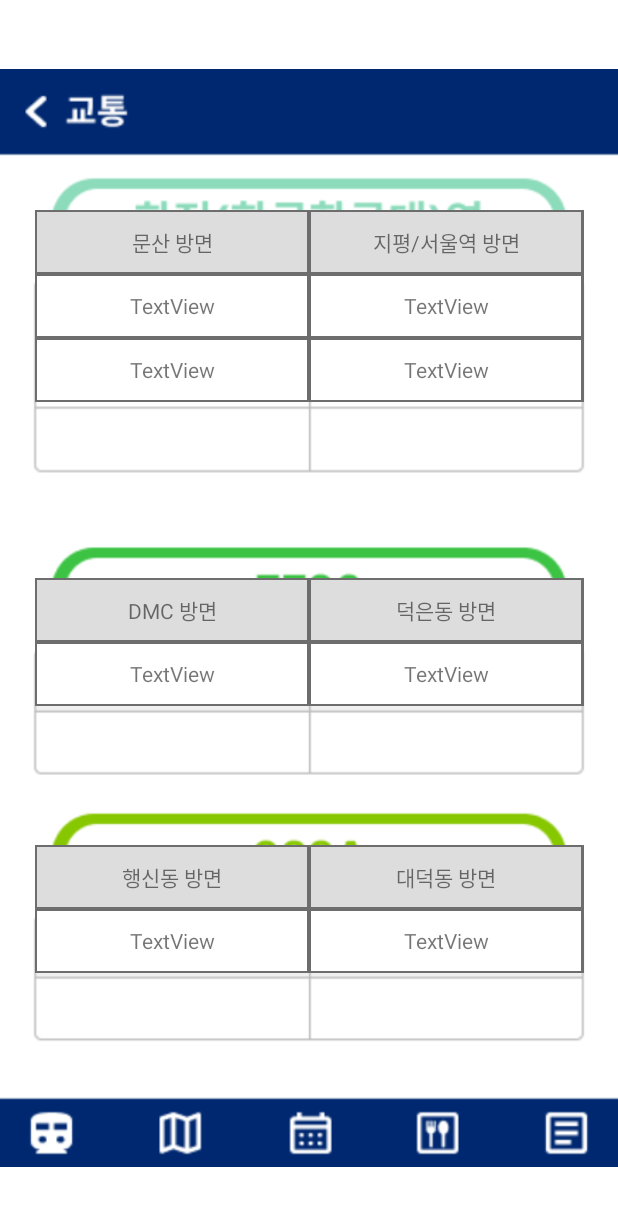
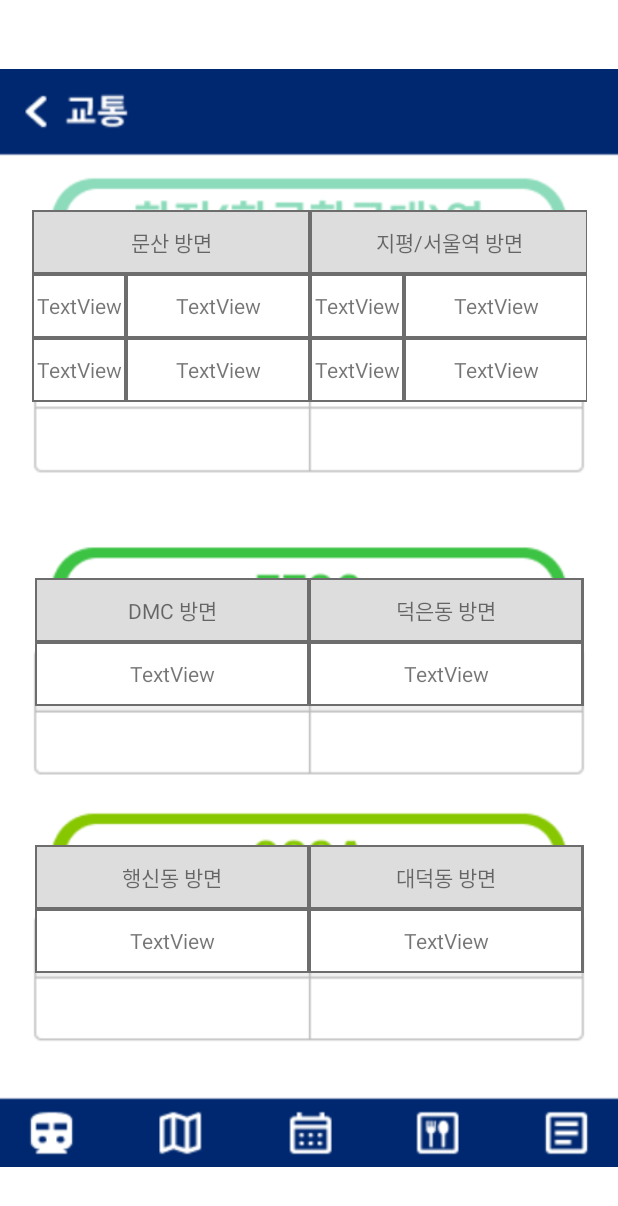
Before and after one commit to simson0524/KAUHelper, an Android app: the layout transportation_main.xml on its own in the app's theme, with its tools: preview values and no code run, on a phone screen of 412 x 824 dp. Shown: the top 1206 px of the screen. Run offline under Robolectric (Android 15) with nearby library versions, the phone set to English and light mode, and no system bars.

Commit message:
front start2

```diff
--- a/app/src/main/res/layout/transportation_main.xml
+++ b/app/src/main/res/layout/transportation_main.xml
@@ -14,7 +14,7 @@
 
     <TableLayout
         android:id="@+id/table_subway"
-        android:layout_width="366dp"
+        android:layout_width="370dp"
         android:layout_height="wrap_content"
         android:layout_marginTop="140dp"
         app:layout_constraintEnd_toEndOf="parent"
@@ -52,9 +52,36 @@
             android:background="#6E6D6D"
             android:gravity="center">
 
+            <TableRow
+                android:layout_width="match_parent"
+                android:layout_height="match_parent">
+
                 <TextView
-                android:id="@+id/txt_sub10"
-                android:layout_width="wrap_content"
+                    android:id="@+id/textView13"
+                    android:layout_width="60dp"
+                    android:layout_height="match_parent"
+                    android:layout_margin="1dp"
+                    android:background="#FFFFFF"
+                    android:gravity="center"
+                    android:text="TextView" />
+
+                <TextView
+                    android:id="@+id/textView14"
+                    android:layout_width="120dp"
+                    android:layout_height="match_parent"
+                    android:layout_margin="1dp"
+                    android:background="#FFFFFF"
+                    android:gravity="center"
+                    android:text="TextView" />
+            </TableRow>
+
+            <TableRow
+                android:layout_width="match_parent"
+                android:layout_height="match_parent">
+
+                <TextView
+                    android:id="@+id/txt_sub11"
+                    android:layout_width="60dp"
                     android:layout_height="40dp"
                     android:layout_margin="1dp"
                     android:background="#FFFFFF"
@@ -62,8 +89,40 @@
                     android:text="TextView" />
 
                 <TextView
-                android:id="@+id/txt_sub11"
-                android:layout_width="wrap_content"
+                    android:id="@+id/txt_sub10"
+                    android:layout_width="120dp"
+                    android:layout_height="40dp"
+                    android:layout_margin="1dp"
+                    android:background="#FFFFFF"
+                    android:gravity="center"
+                    android:text="TextView" />
+
+            </TableRow>
+
+        </TableRow>
+
+        <TableRow
+            android:layout_width="match_parent"
+            android:layout_height="match_parent"
+            android:background="#6E6D6D"
+            android:gravity="center">
+
+            <TableRow
+                android:layout_width="match_parent"
+                android:layout_height="match_parent" >
+
+                <TextView
+                    android:id="@+id/txt_sub21"
+                    android:layout_width="60dp"
+                    android:layout_height="40dp"
+                    android:layout_margin="1dp"
+                    android:background="#FFFFFF"
+                    android:gravity="center"
+                    android:text="TextView" />
+
+                <TextView
+                    android:id="@+id/txt_sub20"
+                    android:layout_width="120dp"
                     android:layout_height="40dp"
                     android:layout_margin="1dp"
                     android:background="#FFFFFF"
@@ -73,27 +132,27 @@
 
             <TableRow
                 android:layout_width="match_parent"
-            android:layout_height="match_parent"
-            android:background="#6E6D6D"
-            android:gravity="center">
+                android:layout_height="match_parent" >
 
                 <TextView
-                android:id="@+id/txt_sub20"
-                android:layout_width="wrap_content"
-                android:layout_height="40dp"
+                    android:id="@+id/textView15"
+                    android:layout_width="60dp"
+                    android:layout_height="match_parent"
                     android:layout_margin="1dp"
                     android:background="#FFFFFF"
                     android:gravity="center"
                     android:text="TextView" />
 
                 <TextView
-                android:id="@+id/txt_sub21"
-                android:layout_width="wrap_content"
-                android:layout_height="40dp"
+                    android:id="@+id/textView16"
+                    android:layout_width="120dp"
+                    android:layout_height="match_parent"
                     android:layout_margin="1dp"
                     android:background="#FFFFFF"
                     android:gravity="center"
                     android:text="TextView" />
+            </TableRow>
+
         </TableRow>
 
     </TableLayout>
```
Also changed, not shown: app/src/main/res/layout/timetable.xml (+44 -7 lines). Lines whose indentation alone changed are shown as unchanged.
